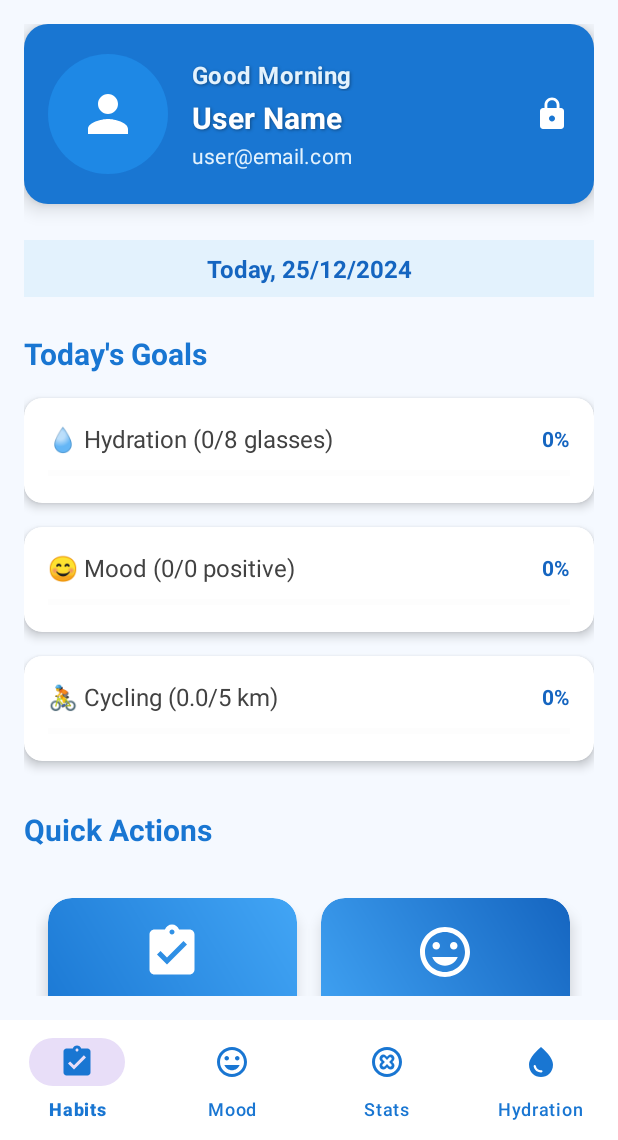
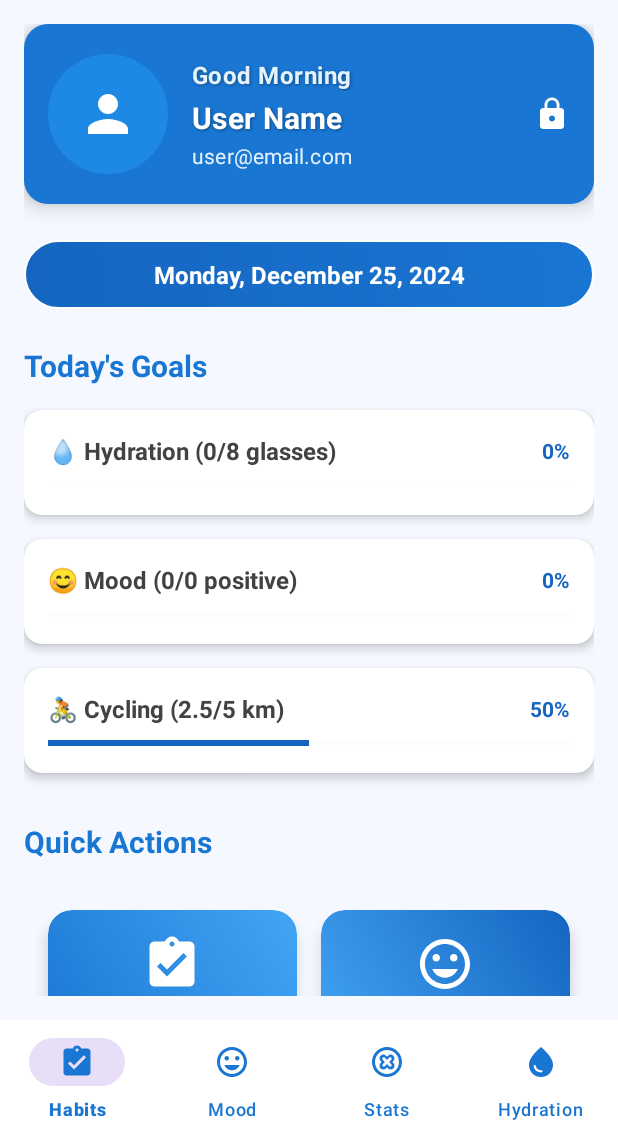
Before and after one commit to thusithassilva/HealthApp, an Android app: the layout activity_main.xml on its own in the app's theme, with its tools: preview values and no code run, on a phone screen of 412 x 824 dp, the part 96-1236 px from its top. Run offline under Robolectric (Android 15) with nearby library versions, the phone set to English and light mode, and no system bars.

Commit message:
homepage ui update
update homepage ui

```diff
--- a/app/src/main/java/com/example/healthapp/MainActivity.kt
+++ b/app/src/main/java/com/example/healthapp/MainActivity.kt
@@ -199,10 +199,6 @@ class MainActivity : AppCompatActivity() {
             startActivity(Intent(this, MoodActivity::class.java))
         }
 
-        binding.cardStats.setOnClickListener {
-            startActivity(Intent(this, StatsActivity::class.java))
-        }
-
         binding.cardHydration.setOnClickListener {
             startActivity(Intent(this, HydrationActivity::class.java))
         }
--- /dev/null
+++ b/app/src/main/res/drawable/date_background_professional.xml
@@ -0,0 +1,11 @@
+<?xml version="1.0" encoding="utf-8"?>
+<shape xmlns:android="http://schemas.android.com/apk/res/android">
+    <gradient
+        android:startColor="@color/accent_blue"
+        android:endColor="@color/primary_blue"
+        android:angle="45" />
+    <corners android:radius="25dp" />
+    <stroke
+        android:width="1dp"
+        android:color="@color/white" />
+</shape>
--- a/app/src/main/res/layout/activity_main.xml
+++ b/app/src/main/res/layout/activity_main.xml
@@ -123,19 +123,19 @@
 
             </LinearLayout>
 
-            <!-- Date -->
+            <!-- Date with Professional Format -->
             <TextView
                 android:id="@+id/tvDate"
                 android:layout_width="match_parent"
                 android:layout_height="wrap_content"
-                android:text="Today, 25/12/2024"
-                android:textColor="@color/accent_blue"
+                android:text="Monday, December 25, 2024"
+                android:textColor="@color/white"
                 android:textSize="16sp"
                 android:textStyle="bold"
                 android:layout_marginBottom="24dp"
                 android:gravity="center"
-                android:background="@color/light_blue"
-                android:paddingVertical="8dp"
+                android:background="@drawable/date_background_professional"
+                android:paddingVertical="12dp"
                 android:paddingHorizontal="16dp" />
 
             <!-- Today's Goals Section -->
@@ -176,7 +176,8 @@
                             android:layout_weight="1"
                             android:text="💧 Hydration (0/8 glasses)"
                             android:textColor="@color/dark_gray"
-                            android:textSize="16sp" />
+                            android:textSize="16sp"
+                            android:textStyle="bold" />
 
                         <TextView
                             android:id="@+id/tvWaterPercent"
@@ -231,7 +232,8 @@
                             android:layout_weight="1"
                             android:text="😊 Mood (0/0 positive)"
                             android:textColor="@color/dark_gray"
-                            android:textSize="16sp" />
+                            android:textSize="16sp"
+                            android:textStyle="bold" />
 
                         <TextView
                             android:id="@+id/tvMoodPercent"
@@ -284,15 +286,16 @@
                             android:layout_width="0dp"
                             android:layout_height="wrap_content"
                             android:layout_weight="1"
-                            android:text="🚴 Cycling (0.0/5 km)"
+                            android:text="🚴 Cycling (2.5/5 km)"
                             android:textColor="@color/dark_gray"
-                            android:textSize="16sp" />
+                            android:textSize="16sp"
+                            android:textStyle="bold" />
 
                         <TextView
                             android:id="@+id/tvCyclingPercent"
                             android:layout_width="wrap_content"
                             android:layout_height="wrap_content"
-                            android:text="0%"
+                            android:text="50%"
                             android:textColor="@color/accent_blue"
                             android:textSize="14sp"
                             android:textStyle="bold" />
@@ -305,7 +308,7 @@
                         android:layout_width="match_parent"
                         android:layout_height="8dp"
                         android:layout_marginTop="8dp"
-                        android:progress="0"
+                        android:progress="50"
                         android:progressTint="@color/accent_blue"
                         android:progressBackgroundTint="@color/light_gray" />
 
@@ -327,7 +330,7 @@
                 android:layout_width="match_parent"
                 android:layout_height="wrap_content"
                 android:columnCount="2"
-                android:rowCount="3"
+                android:rowCount="2"
                 android:alignmentMode="alignMargins"
                 android:columnOrderPreserved="false"
                 android:padding="8dp">
@@ -403,46 +406,6 @@
                             android:layout_width="wrap_content"
                             android:layout_height="wrap_content"
                             android:text="Mood"
-                            android:textColor="@color/white"
-                            android:textSize="14sp"
-                            android:textStyle="bold"
-                            android:layout_marginTop="8dp" />
-
-                    </LinearLayout>
-
-                </androidx.cardview.widget.CardView>
-
-                <!-- Stats Card -->
-                <androidx.cardview.widget.CardView
-                    android:id="@+id/cardStats"
-                    android:layout_width="0dp"
-                    android:layout_height="100dp"
-                    android:layout_columnWeight="1"
-                    android:layout_margin="8dp"
-                    android:clickable="true"
-                    android:focusable="true"
-                    app:cardCornerRadius="16dp"
-                    app:cardElevation="6dp"
-                    app:cardBackgroundColor="@color/white">
-
-                    <LinearLayout
-                        android:layout_width="match_parent"
-                        android:layout_height="match_parent"
-                        android:orientation="vertical"
-                        android:gravity="center"
-                        android:background="@drawable/card_gradient_accent">
-
-                        <ImageView
-                            android:layout_width="40dp"
-                            android:layout_height="40dp"
-                            android:src="@drawable/ic_goals"
-                            android:contentDescription="Stats"
-                            android:tint="@color/white" />
-
-                        <TextView
-                            android:layout_width="wrap_content"
-                            android:layout_height="wrap_content"
-                            android:text="Stats"
                             android:textColor="@color/white"
                             android:textSize="14sp"
                             android:textStyle="bold"
```
